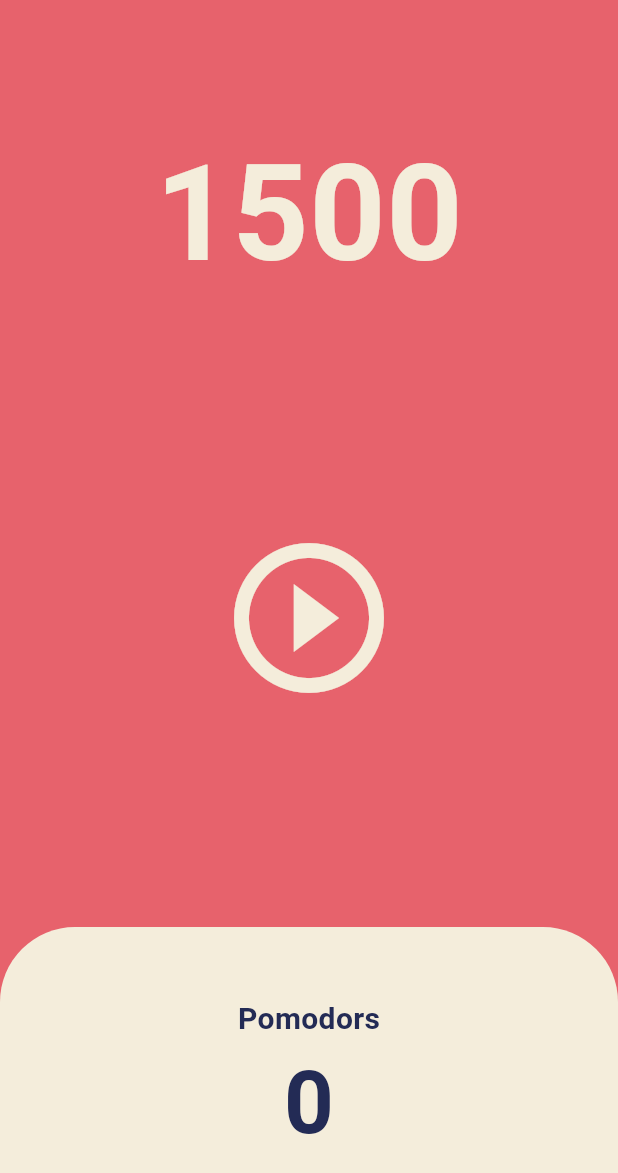
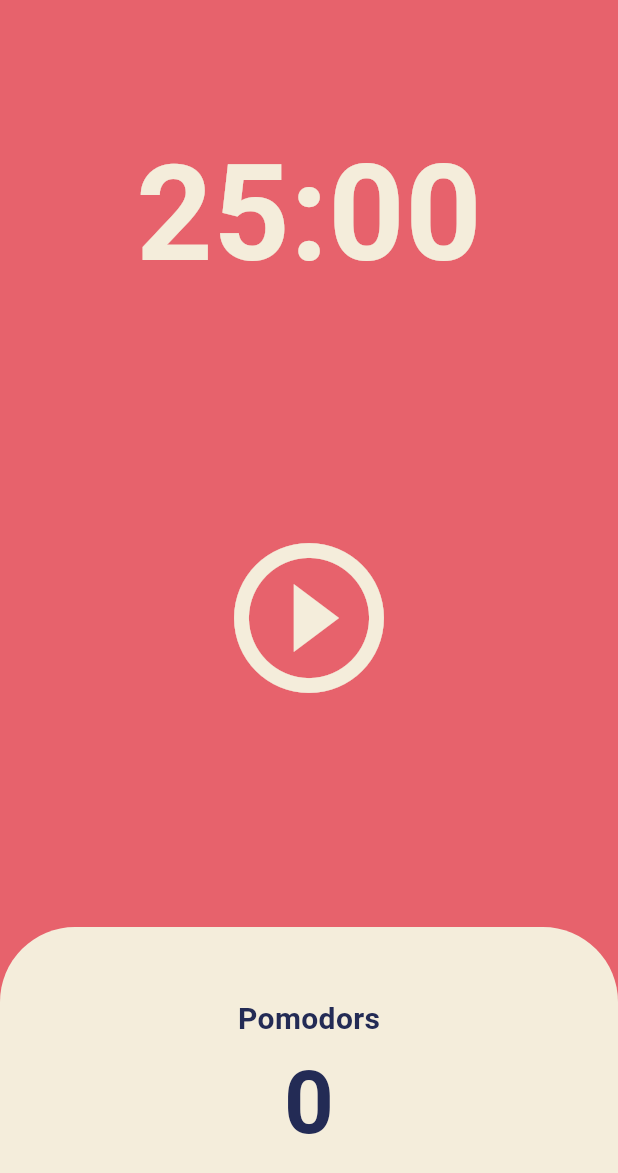
Before and after one commit to Xeostop1/flutter-webtoon, a Flutter app: the screen it shows after launch, on a phone screen of 412 x 824 dp. Shown: the top 1173 px of the screen. Run offline on Flutter 3.47's test engine with Material 3 defaults, Android fonts, the phone set to English and light mode, and no system bars.

Commit message:
add: pomodoro

```diff
--- a/lib/screens/home_screen.dart
+++ b/lib/screens/home_screen.dart
@@ -10,19 +10,47 @@ class HomeScreen extends StatefulWidget {
 }
 
 class _HomeScreenState extends State<HomeScreen> {
-  int totalSeconds = 1500;
+  static const twentyFiveMinutes=1500;
+  int totalSeconds = twentyFiveMinutes;
+  bool isRunning = false;
+  int totalPomodoros = 0;
   late  Timer timer;
 
   void onTick(Timer timer){
+    if(totalSeconds==0){
+      setState(() {
+        totalPomodoros = totalPomodoros + 1;
+        isRunning = false;
+        totalSeconds = twentyFiveMinutes;
+      });
+      timer.cancel();
+    }else{
       setState(() {
         totalSeconds = totalSeconds-1;
       });
+    }
+
   }
 
   void onStartPressed(){
     timer =Timer.periodic(
       Duration(seconds: 1),
     onTick);
+    setState(() {
+      isRunning =true;
+    });
+  }
+
+  void onPausePressed(){
+    timer.cancel();
+    setState(() {
+      isRunning=false;
+    });
+  }
+
+  String format(int seconds){
+    var duration = Duration(seconds: seconds);
+    return duration.toString().split('.').first.substring(2,7);
   }
 
   @override
@@ -35,7 +63,7 @@ class _HomeScreenState extends State<HomeScreen> {
             flex: 1,
             child: Container(
               alignment: Alignment.bottomCenter,
-              child: Text('$totalSeconds',
+              child: Text(format(totalSeconds),
               style: TextStyle(
                 color: Theme.of(context).cardColor,
                 fontSize: 89,
@@ -49,10 +77,14 @@ class _HomeScreenState extends State<HomeScreen> {
             child: Center(
               child:
               IconButton(
-                  onPressed: onStartPressed,
+                  onPressed:isRunning ?
+                            onPausePressed:
+                            onStartPressed,
                   iconSize: 120,
                   color: Theme.of(context).cardColor,
-                  icon: Icon(Icons.play_circle_outline)),
+                  icon: Icon(isRunning?
+                              Icons.pause_circle_outline
+                            : Icons.play_circle_outline)),
           ),
           ),
           Flexible(
@@ -76,7 +108,7 @@ class _HomeScreenState extends State<HomeScreen> {
                             fontWeight: FontWeight.w600,
                           ),
                         ),
-                      Text('0',
+                        Text('$totalPomodoros',
                           style: TextStyle(
                             fontSize: 58,
                             color: Theme.of(context).textTheme.headlineLarge?.color,
```
Lines whose indentation alone changed are shown as unchanged.
